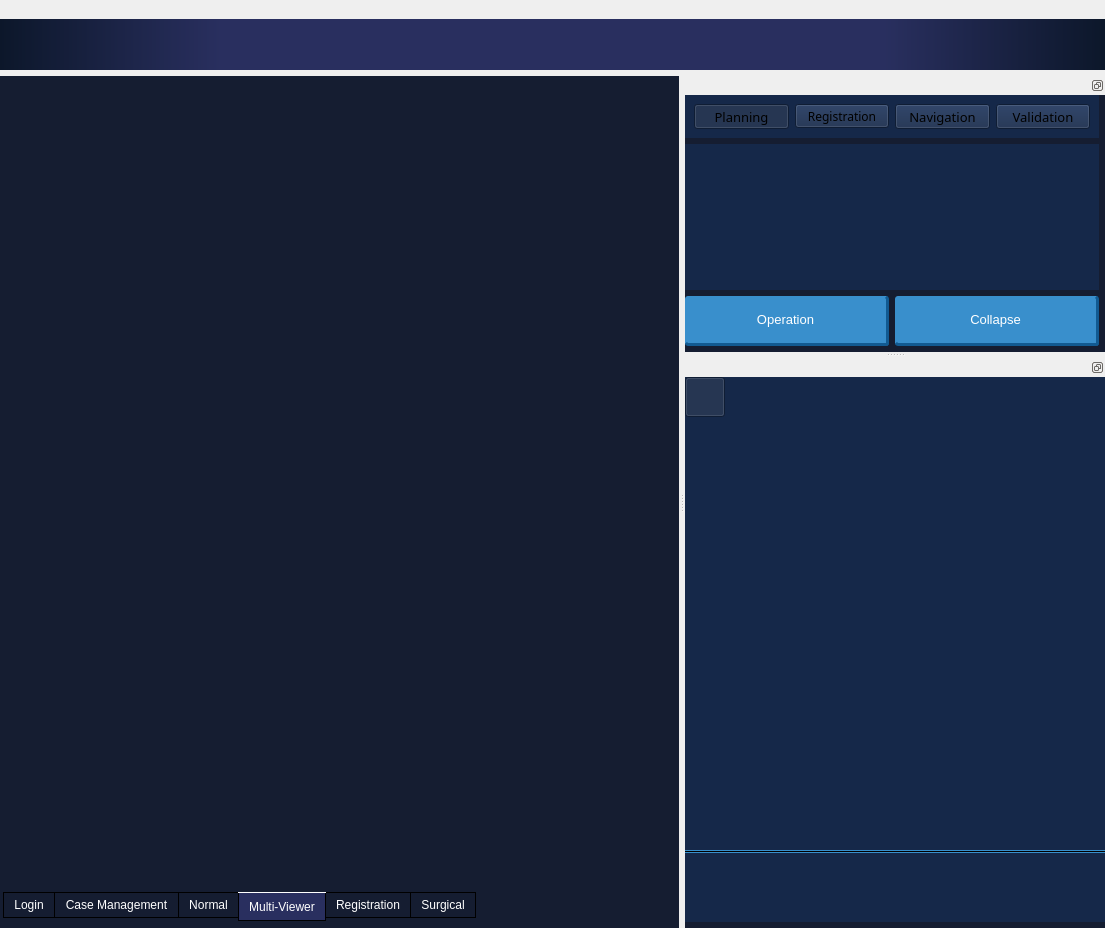
This is Plugins/org.mitk.dental/src/internal/SCBDentalMainWindow.ui in wuzhuobin/MITK-Project as Qt 5 draws it before an edit. The edited form follows.
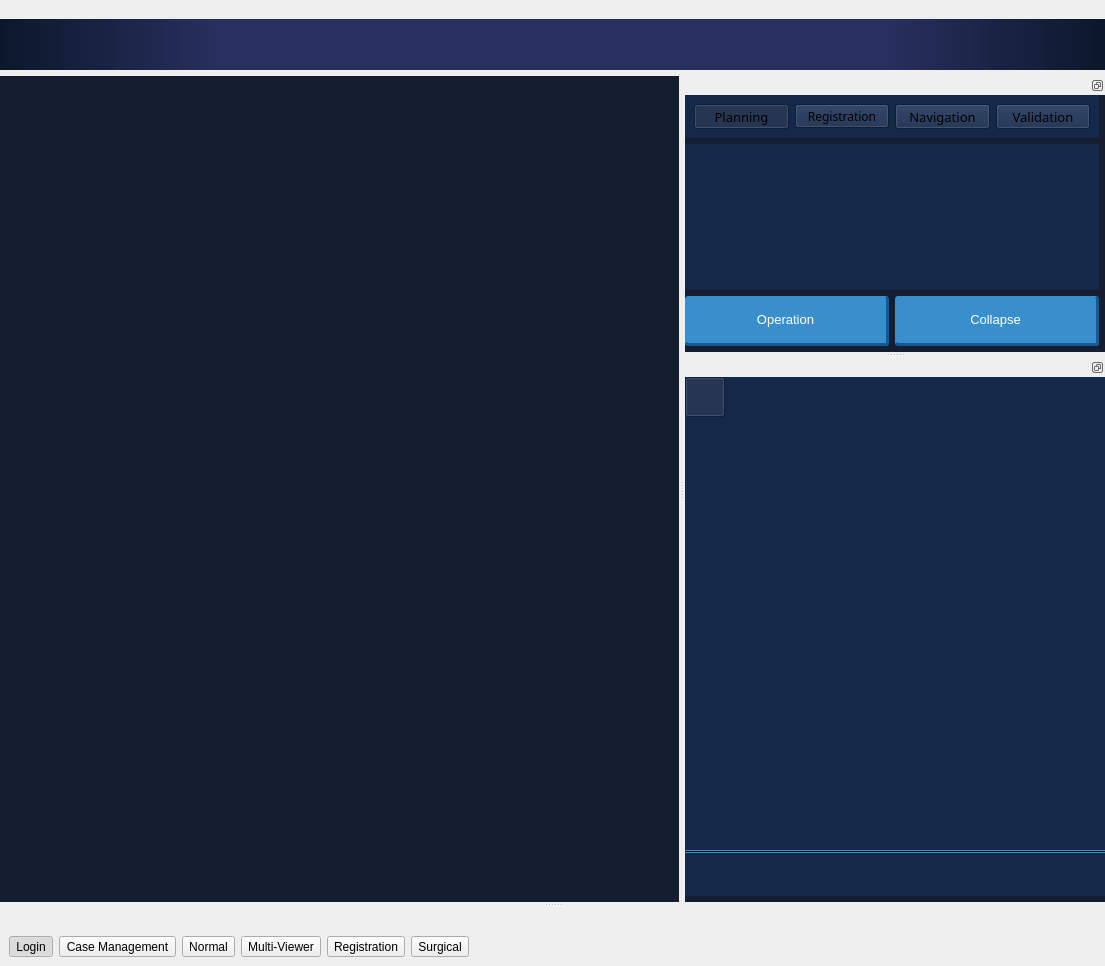
This is the edited form. The open tabs and pages were chosen to show the change. Icons and pictures are not drawn. Custom widgets are drawn as their Qt base class.

Commit message: Restruct dental main window

The edit to the form file:
```diff
--- a/Plugins/org.mitk.dental/src/internal/SCBDentalMainWindow.ui
+++ b/Plugins/org.mitk.dental/src/internal/SCBDentalMainWindow.ui
@@ -46,218 +46,6 @@
     <property name="bottomMargin">
      <number>6</number>
     </property>
-    <item>
-     <widget class="QTabWidget" name="tabWidgetCentral">
-      <property name="styleSheet">
-       <string notr="true">QTabWidget::pane { 
- border: 1px solid #151d31; 
- background: #151d31; 
- } 
-
-QTabWidget{  
- background: #151d31; 
- } 
-
-   QTabWidget::tab-bar:top { 
- top: 1px; 
- } 
-   QTabWidget::tab-bar:bottom { 
- bottom: 1px; 
- } 
-   QTabWidget::tab-bar:left { 
- right: 1px; 
- } 
-   QTabWidget::tab-bar:right { 
- left: 1px; 
- } 
-   QTabBar::tab { 
- border: 1px solid black; 
- } 
-   QTabBar::tab:selected { 
- background: #292f5f; 
- color:white;
- } 
-   QTabBar::tab:!selected { 
- background: 0c172a;
- color:white; 
- } 
-   QTabBar::tab:!selected:hover { 
- background: #152849; 
- color:white;
- } 
-   QTabBar::tab:top:!selected { 
- margin-top: 3px; 
- } 
-   QTabBar::tab:bottom:!selected { 
- margin-bottom: 3px; 
- } 
-   QTabBar::tab:top, QTabBar::tab:bottom { 
- min-width: 8ex; 
- margin-right: -1px; 
- padding: 5px 10px 5px 10px; 
- } 
-   QTabBar::tab:top:selected { 
- border-bottom-color: none; 
- } 
-   QTabBar::tab:bottom:selected { 
- border-top-color: none; 
- } 
-   QTabBar::tab:top:last, QTabBar::tab:bottom:last, 
- QTabBar::tab:top:only-one, QTabBar::tab:bottom:only-one { 
- margin-right: 0; 
- } 
-   QTabBar::tab:left:!selected { 
- margin-right: 3px; 
- } 
-   QTabBar::tab:right:!selected { 
- margin-left: 3px; 
- } 
-   QTabBar::tab:left, QTabBar::tab:right { 
- min-height: 8ex; 
- margin-bottom: -1px; 
- padding: 10px 5px 10px 5px; 
- } 
-   QTabBar::tab:left:selected { 
- border-left-color: none; 
- } 
-   QTabBar::tab:right:selected { 
- border-right-color: none; 
- } 
-   QTabBar::tab:left:last, QTabBar::tab:right:last, 
- QTabBar::tab:left:only-one, QTabBar::tab:right:only-one { 
- margin-bottom: 0; 
- } </string>
-      </property>
-      <property name="tabPosition">
-       <enum>QTabWidget::South</enum>
-      </property>
-      <property name="currentIndex">
-       <number>0</number>
-      </property>
-      <widget class="LoginDialog" name="tabLogin">
-       <attribute name="title">
-        <string>Login</string>
-       </attribute>
-      </widget>
-      <widget class="CaseManagementDialog" name="tabCaseManagement">
-       <attribute name="title">
-        <string>Case Management</string>
-       </attribute>
-      </widget>
-      <widget class="QWidget" name="tabNormal">
-       <attribute name="title">
-        <string>Normal</string>
-       </attribute>
-       <layout class="QGridLayout" name="gridLayoutNormal">
-        <property name="leftMargin">
-         <number>2</number>
-        </property>
-        <property name="topMargin">
-         <number>2</number>
-        </property>
-        <property name="rightMargin">
-         <number>2</number>
-        </property>
-        <property name="bottomMargin">
-         <number>2</number>
-        </property>
-        <property name="spacing">
-         <number>2</number>
-        </property>
-        <item row="0" column="0">
-         <widget class="DentalStdMultiWidget" name="multiWidget" native="true"/>
-        </item>
-       </layout>
-      </widget>
-      <widget class="QWidget" name="tabMultiViewer">
-       <attribute name="title">
-        <string>Multi-Viewer</string>
-       </attribute>
-       <layout class="QVBoxLayout" name="verticalLayout_3">
-        <property name="spacing">
-         <number>2</number>
-        </property>
-        <property name="leftMargin">
-         <number>2</number>
-        </property>
-        <property name="topMargin">
-         <number>2</number>
-        </property>
-        <property name="rightMargin">
-         <number>2</number>
-        </property>
-        <property name="bottomMargin">
-         <number>2</number>
-        </property>
-        <item>
-         <layout class="QHBoxLayout" name="horizontalLayoutMultiViewer">
-          <property name="spacing">
-           <number>2</number>
-          </property>
-         </layout>
-        </item>
-        <item>
-         <layout class="QGridLayout" name="gridLayoutMultiViewer">
-          <property name="spacing">
-           <number>2</number>
-          </property>
-         </layout>
-        </item>
-       </layout>
-      </widget>
-      <widget class="QWidget" name="tabRegistration">
-       <attribute name="title">
-        <string>Registration</string>
-       </attribute>
-       <layout class="QHBoxLayout" name="horizontalLayoutRegistration">
-        <property name="spacing">
-         <number>2</number>
-        </property>
-        <property name="leftMargin">
-         <number>2</number>
-        </property>
-        <property name="topMargin">
-         <number>2</number>
-        </property>
-        <property name="rightMargin">
-         <number>2</number>
-        </property>
-        <property name="bottomMargin">
-         <number>2</number>
-        </property>
-        <item>
-         <layout class="QVBoxLayout" name="verticalLayoutRegistration">
-          <property name="spacing">
-           <number>2</number>
-          </property>
-         </layout>
-        </item>
-       </layout>
-      </widget>
-      <widget class="QWidget" name="tabSurgical">
-       <attribute name="title">
-        <string>Surgical</string>
-       </attribute>
-       <layout class="QGridLayout" name="gridLayoutSurgical">
-        <property name="leftMargin">
-         <number>2</number>
-        </property>
-        <property name="topMargin">
-         <number>2</number>
-        </property>
-        <property name="rightMargin">
-         <number>2</number>
-        </property>
-        <property name="bottomMargin">
-         <number>2</number>
-        </property>
-        <property name="spacing">
-         <number>2</number>
-        </property>
-       </layout>
-      </widget>
-     </widget>
-    </item>
    </layout>
   </widget>
   <widget class="QDockWidget" name="dockWidgetFunctionPipeline">
@@ -1682,6 +1470,115 @@
     </layout>
    </widget>
   </widget>
+  <widget class="QDockWidget" name="dockWidget">
+   <property name="features">
+    <set>QDockWidget::NoDockWidgetFeatures</set>
+   </property>
+   <property name="allowedAreas">
+    <set>Qt::BottomDockWidgetArea</set>
+   </property>
+   <attribute name="dockWidgetArea">
+    <number>8</number>
+   </attribute>
+   <widget class="QWidget" name="dockWidgetContents_2">
+    <layout class="QHBoxLayout" name="horizontalLayout_3">
+     <item>
+      <widget class="QToolButton" name="toolButton_2">
+       <property name="text">
+        <string>Login</string>
+       </property>
+       <property name="checkable">
+        <bool>true</bool>
+       </property>
+       <property name="checked">
+        <bool>true</bool>
+       </property>
+       <attribute name="buttonGroup">
+        <string notr="true">buttonGroup_3</string>
+       </attribute>
+      </widget>
+     </item>
+     <item>
+      <widget class="QToolButton" name="toolButton">
+       <property name="text">
+        <string>Case Management</string>
+       </property>
+       <property name="checkable">
+        <bool>true</bool>
+       </property>
+       <attribute name="buttonGroup">
+        <string notr="true">buttonGroup_3</string>
+       </attribute>
+      </widget>
+     </item>
+     <item>
+      <widget class="QToolButton" name="toolButton_3">
+       <property name="text">
+        <string>Normal</string>
+       </property>
+       <property name="checkable">
+        <bool>true</bool>
+       </property>
+       <attribute name="buttonGroup">
+        <string notr="true">buttonGroup_3</string>
+       </attribute>
+      </widget>
+     </item>
+     <item>
+      <widget class="QToolButton" name="toolButton_4">
+       <property name="text">
+        <string>Multi-Viewer</string>
+       </property>
+       <property name="checkable">
+        <bool>true</bool>
+       </property>
+       <attribute name="buttonGroup">
+        <string notr="true">buttonGroup_3</string>
+       </attribute>
+      </widget>
+     </item>
+     <item>
+      <widget class="QToolButton" name="toolButton_5">
+       <property name="text">
+        <string>Registration</string>
+       </property>
+       <property name="checkable">
+        <bool>true</bool>
+       </property>
+       <attribute name="buttonGroup">
+        <string notr="true">buttonGroup_3</string>
+       </attribute>
+      </widget>
+     </item>
+     <item>
+      <widget class="QToolButton" name="toolButton_6">
+       <property name="text">
+        <string>Surgical</string>
+       </property>
+       <property name="checkable">
+        <bool>true</bool>
+       </property>
+       <attribute name="buttonGroup">
+        <string notr="true">buttonGroup_3</string>
+       </attribute>
+      </widget>
+     </item>
+     <item>
+      <spacer name="horizontalSpacer_3">
+       <property name="orientation">
+        <enum>Qt::Horizontal</enum>
+       </property>
+       <property name="sizeHint" stdset="0">
+        <size>
+         <width>40</width>
+         <height>20</height>
+        </size>
+       </property>
+      </spacer>
+     </item>
+    </layout>
+   </widget>
+  </widget>
   <action name="action_Window_Level_Mode">
    <property name="checkable">
     <bool>true</bool>
@@ -1752,26 +1649,6 @@
    </property>
   </action>
  </widget>
- <customwidgets>
-  <customwidget>
-   <class>DentalStdMultiWidget</class>
-   <extends>QWidget</extends>
-   <header>DentalStdMultiWidget.h</header>
-   <container>1</container>
-  </customwidget>
-  <customwidget>
-   <class>CaseManagementDialog</class>
-   <extends>QWidget</extends>
-   <header>CaseManagementDialog.h</header>
-   <container>1</container>
-  </customwidget>
-  <customwidget>
-   <class>LoginDialog</class>
-   <extends>QWidget</extends>
-   <header>LoginDialog.h</header>
-   <container>1</container>
-  </customwidget>
- </customwidgets>
  <resources>
   <include location="../Resource/Dental.qrc"/>
  </resources>
```
Left out of the diff: 51 changed lines with no effect on the pictures. The commit also changes 4 other files.
